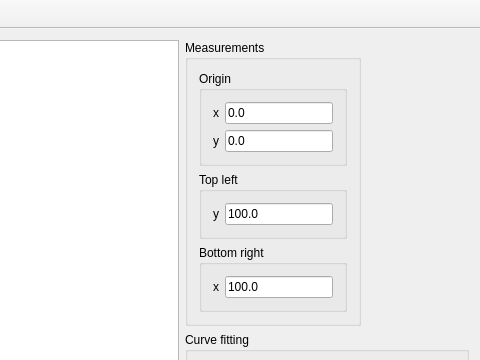
The window that MainWindow.ui (hheld/CurveExtractor) describes before a commit, drawn with Qt 5; both pictures show x 507 to 987 and y 0 to 360 of the 987 by 695 pixel window.
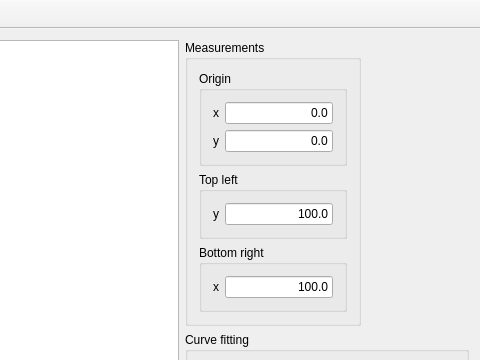
The same window after the commit. Icons and pictures are not drawn. Custom widgets are drawn as their Qt base class.

Commit message: Showing the curve string only if there are data points; right-aligned the numbers in the lineedits.

Patch:
```diff
--- a/MainWindow.ui
+++ b/MainWindow.ui
@@ -52,6 +52,9 @@
             <property name="text">
              <string>0.0</string>
             </property>
+            <property name="alignment">
+             <set>Qt::AlignRight|Qt::AlignTrailing|Qt::AlignVCenter</set>
+            </property>
            </widget>
           </item>
           <item row="1" column="0">
@@ -69,6 +72,9 @@
             <property name="text">
              <string>0.0</string>
             </property>
+            <property name="alignment">
+             <set>Qt::AlignRight|Qt::AlignTrailing|Qt::AlignVCenter</set>
+            </property>
            </widget>
           </item>
          </layout>
@@ -98,6 +104,9 @@
             <property name="text">
              <string>100.0</string>
             </property>
+            <property name="alignment">
+             <set>Qt::AlignRight|Qt::AlignTrailing|Qt::AlignVCenter</set>
+            </property>
            </widget>
           </item>
          </layout>
@@ -127,6 +136,9 @@
             <property name="text">
              <string>100.0</string>
             </property>
+            <property name="alignment">
+             <set>Qt::AlignRight|Qt::AlignTrailing|Qt::AlignVCenter</set>
+            </property>
            </widget>
           </item>
          </layout>
```
The commit also changes 1 other file.
